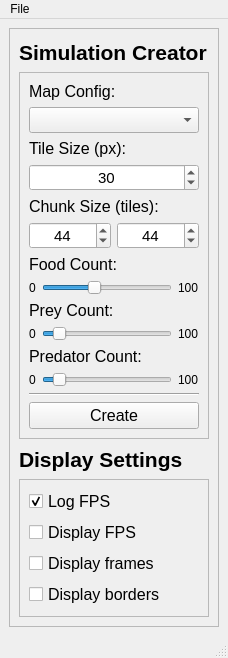
Old version of the form ui/simulation_controller_mainwindow.ui in the repository kpdudek/EvolutionSimulator.
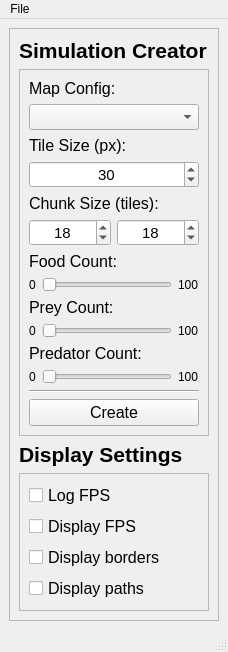
New version of the form.

Commit message: Entities now choose a random prey and use A* to find a path there.

The edit to the form file:
```diff
--- a/ui/simulation_controller_mainwindow.ui
+++ b/ui/simulation_controller_mainwindow.ui
@@ -7,7 +7,7 @@
     <x>0</x>
     <y>0</y>
     <width>228</width>
-    <height>658</height>
+    <height>627</height>
    </rect>
   </property>
   <property name="windowTitle">
@@ -138,7 +138,7 @@
              <number>2</number>
             </property>
             <property name="value">
-             <number>44</number>
+             <number>18</number>
             </property>
            </widget>
           </item>
@@ -159,7 +159,7 @@
              <number>2</number>
             </property>
             <property name="value">
-             <number>44</number>
+             <number>18</number>
             </property>
            </widget>
           </item>
@@ -240,7 +240,7 @@
                 <number>100</number>
                </property>
                <property name="value">
-                <number>10</number>
+                <number>1</number>
                </property>
                <property name="orientation">
                 <enum>Qt::Horizontal</enum>
@@ -312,7 +312,7 @@
                 <number>10</number>
                </property>
                <property name="value">
-                <number>40</number>
+                <number>1</number>
                </property>
                <property name="orientation">
                 <enum>Qt::Horizontal</enum>
@@ -381,7 +381,7 @@
                 <number>100</number>
                </property>
                <property name="value">
-                <number>10</number>
+                <number>1</number>
                </property>
                <property name="orientation">
                 <enum>Qt::Horizontal</enum>
@@ -403,7 +403,7 @@
           <enum>QFrame::Raised</enum>
          </property>
          <layout class="QGridLayout" name="gridLayout_3">
-          <item row="4" column="0">
+          <item row="3" column="0">
            <widget class="QCheckBox" name="display_borders_checkbox">
             <property name="font">
              <font>
@@ -418,18 +418,6 @@
             </property>
            </widget>
           </item>
-          <item row="3" column="0">
-           <widget class="QCheckBox" name="display_frames_checkbox">
-            <property name="font">
-             <font>
-              <pointsize>12</pointsize>
-             </font>
-            </property>
-            <property name="text">
-             <string>Display frames</string>
-            </property>
-           </widget>
-          </item>
           <item row="0" column="0">
            <widget class="QCheckBox" name="log_fps_checkbox">
             <property name="font">
@@ -441,7 +429,7 @@
              <string>Log FPS</string>
             </property>
             <property name="checked">
-             <bool>true</bool>
+             <bool>false</bool>
             </property>
            </widget>
           </item>
@@ -460,6 +448,18 @@
             </property>
            </widget>
           </item>
+          <item row="4" column="0">
+           <widget class="QCheckBox" name="display_paths_checkbox">
+            <property name="font">
+             <font>
+              <pointsize>12</pointsize>
+             </font>
+            </property>
+            <property name="text">
+             <string>Display paths</string>
+            </property>
+           </widget>
+          </item>
          </layout>
         </widget>
        </item>
```
Left out of the diff: 1 changed line with no effect on the pictures. The commit also changes 5 other files.
